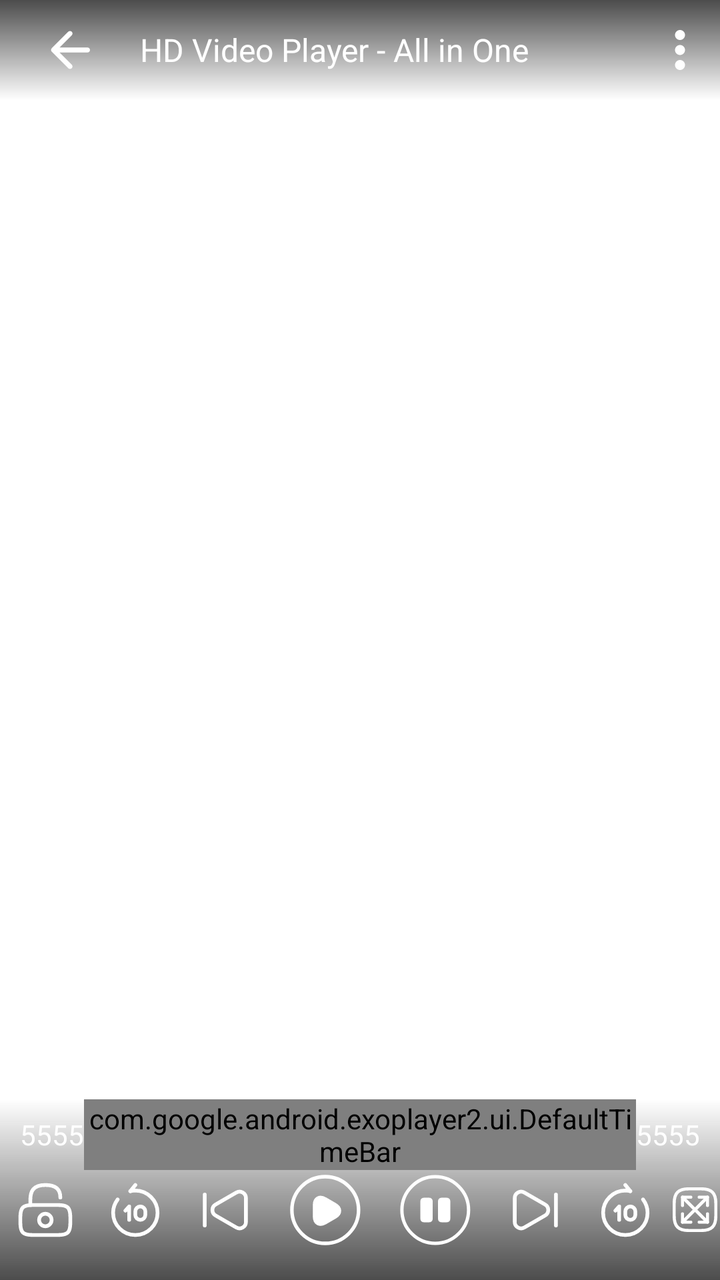
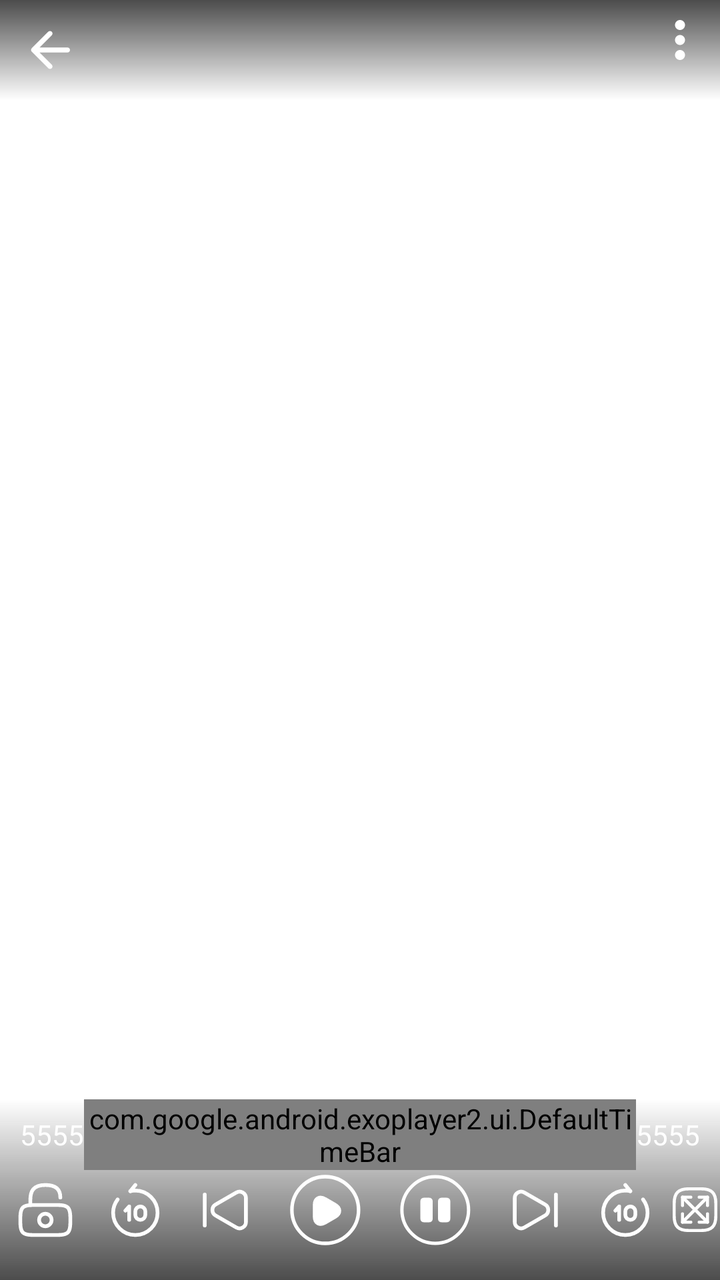

Two renders of the same Android screen: before a commit and after it. Below are the layout's source before the change and the commit's diff.
<!-- AndroidManifest.xml: application theme AppTheme -->
<!-- res/layout/costom_playback_view_1.xml -->
<?xml version="1.0" encoding="utf-8"?>
<RelativeLayout xmlns:android="http://schemas.android.com/apk/res/android"
    xmlns:aapt="http://schemas.android.com/aapt"
    xmlns:app="http://schemas.android.com/apk/res-auto"
    android:layout_width="match_parent"
    android:layout_height="match_parent"
    android:orientation="vertical">

    <RelativeLayout
        android:id="@+id/exo_root_layout"
        android:layout_width="match_parent"
        android:layout_height="match_parent">

        <LinearLayout
            android:id="@+id/toolbar"
            android:layout_width="match_parent"
            android:layout_height="50dp"
            android:background="@drawable/playback_icons_bg_alt"
            android:gravity="center_vertical"
            android:orientation="horizontal"
            android:visibility="visible">

            <ImageView
                android:id="@+id/video_back"
                android:layout_width="50dp"
                android:layout_height="50dp"
                android:layout_marginLeft="10dp"
                android:padding="10dp"
                android:src="@drawable/ic_arrow_back" />

            <TextView
                android:id="@+id/videotitle"
                android:layout_width="wrap_content"
                android:layout_height="wrap_content"
                android:layout_weight="1"
                android:maxLines="2"
                android:paddingLeft="10dp"
                android:text="@string/app_name"
                android:textColor="@color/white"
                android:textSize="16sp" />

            <ImageView
                android:id="@+id/video_more"
                android:layout_width="40dp"
                android:layout_height="40dp"
                android:layout_gravity="center_vertical"
                android:padding="5sp"
                android:src="@drawable/ic_white_more" />
        </LinearLayout>

        <androidx.recyclerview.widget.RecyclerView
            android:id="@+id/recycler_icon"
            android:layout_width="wrap_content"
            android:layout_height="wrap_content"
            android:layout_below="@+id/toolbar"
            android:layout_alignParentStart="true"
            android:layout_alignParentLeft="true" />

        <include layout="@layout/swipe_zoom_design_1" />

        <LinearLayout
            android:layout_width="match_parent"
            android:layout_height="wrap_content"
            android:layout_alignParentBottom="true"
            android:background="@drawable/playback_icons_bg"
            android:orientation="vertical"
            android:paddingBottom="10dp">

            <RelativeLayout
                android:id="@+id/progress"
                android:layout_width="match_parent"
                android:layout_height="wrap_content"
                android:layout_above="@+id/bottom_icons">

                <TextView
                    android:id="@+id/exo_position"
                    android:layout_width="wrap_content"
                    android:layout_height="wrap_content"
                    android:layout_alignParentLeft="true"
                    android:layout_centerVertical="true"
                    android:layout_marginLeft="10sp"
                    android:text="5555"
                    android:textColor="@color/white" />

                <TextView
                    android:id="@+id/exo_duration"
                    android:layout_width="wrap_content"
                    android:layout_height="wrap_content"
                    android:layout_alignParentRight="true"
                    android:layout_centerVertical="true"
                    android:layout_marginRight="10sp"
                    android:text="5555"
                    android:textColor="@color/white" />

                <com.google.android.exoplayer2.ui.DefaultTimeBar
                    android:id="@+id/exo_progress"
                    android:layout_width="match_parent"
                    android:layout_height="wrap_content"
                    android:layout_centerVertical="true"
                    android:layout_toStartOf="@+id/exo_duration"
                    android:layout_toEndOf="@+id/exo_position"
                    app:played_color="#752EA0"
                    app:scrubber_drawable="@drawable/ic_cursor_icon" />
            </RelativeLayout>

            <LinearLayout
                android:id="@+id/bottom_icons"
                android:layout_width="match_parent"
                android:layout_height="wrap_content"
                android:layout_alignParentBottom="true"
                android:layout_marginBottom="5dp"
                android:gravity="center_vertical"
                android:orientation="horizontal"
                android:weightSum="7">

                <ImageView
                    android:id="@+id/exo_unlock"
                    android:layout_width="30dp"
                    android:layout_height="30dp"
                    android:layout_weight="1"
                    android:src="@drawable/ic_round_lock_open_24" />

                <ImageView
                    android:id="@+id/exo_rewind"
                    android:layout_width="30dp"
                    android:layout_height="30dp"
                    android:layout_weight="1"
                    android:src="@drawable/ic_baseline_replay_10_24" />

                <ImageView
                    android:id="@+id/exo_prev"
                    android:layout_width="30dp"
                    android:layout_height="30dp"
                    android:layout_weight="1"
                    android:src="@drawable/ic_baseline_skip_previous_24" />

                <ImageView
                    android:id="@+id/exo_play"
                    android:layout_width="40dp"
                    android:layout_height="40dp"
                    android:layout_weight="1"
                    android:src="@drawable/ic_baseline_play_arrow_24" />

                <ImageView
                    android:id="@+id/exo_pause"
                    android:layout_width="40dp"
                    android:layout_height="40dp"
                    android:layout_weight="1"
                    android:src="@drawable/ic_baseline_pause_24" />

                <ImageView
                    android:id="@+id/exo_next"
                    android:layout_width="30dp"
                    android:layout_height="30dp"
                    android:layout_weight="1"
                    android:src="@drawable/ic_round_skip_next_24" />

                <ImageView
                    android:id="@+id/exo_forword"
                    android:layout_width="30dp"
                    android:layout_height="30dp"
                    android:layout_weight="1"
                    android:src="@drawable/ic_baseline_forward_10_24" />

                <ImageView
                    android:id="@+id/exo_scalling"
                    android:layout_width="25dp"
                    android:layout_height="25dp"
                    android:layout_weight="1"
                    android:src="@drawable/fit" />
            </LinearLayout>
        </LinearLayout>
    </RelativeLayout>

    <ImageView
        android:id="@+id/exo_lock"
        android:layout_width="50sp"
        android:layout_height="50sp"
        android:layout_alignParentEnd="true"
        android:layout_centerVertical="true"
        android:layout_marginEnd="10sp"
        android:background="@drawable/ripple_circle"
        android:padding="10dp"
        android:scaleType="centerInside"
        android:src="@drawable/ic_lock"
        android:visibility="gone" />
</RelativeLayout>
<!-- res/layout/swipe_zoom_design_1.xml (included above) -->
<?xml version="1.0" encoding="utf-8"?>
<RelativeLayout xmlns:android="http://schemas.android.com/apk/res/android"
    xmlns:aapt="http://schemas.android.com/aapt"
    xmlns:app="http://schemas.android.com/apk/res-auto"
    android:layout_width="match_parent"
    android:layout_height="match_parent">

    <LinearLayout
        android:id="@+id/vol_progress_container"
        android:layout_width="wrap_content"
        android:layout_height="wrap_content"
        android:layout_centerVertical="true"
        android:layout_marginStart="10dp"
        android:background="@drawable/progress_bar_bg"
        android:orientation="vertical"
        android:padding="10sp"
        android:visibility="gone">

        <ProgressBar
            android:id="@+id/vol_progress"
            style="?android:attr/progressBarStyleHorizontal"
            android:layout_width="5sp"
            android:layout_height="111sp"
            android:layout_gravity="center_horizontal"
            android:layout_marginBottom="5sp"
            android:max="100"
            android:progress="50"
            android:progressDrawable="@drawable/vertical_progress_bar" />

        <ImageView
            android:id="@+id/vol_icon"
            android:layout_width="wrap_content"
            android:layout_height="wrap_content"
            android:src="@drawable/ic_volume_up" />
    </LinearLayout>

    <LinearLayout
        android:id="@+id/vol_text_container"
        android:layout_width="wrap_content"
        android:layout_height="wrap_content"
        android:layout_centerInParent="true"
        android:background="@drawable/progress_bar_bg"
        android:gravity="center_horizontal"
        android:orientation="horizontal"
        android:padding="10sp"
        android:visibility="gone">

        <TextView
            android:layout_width="wrap_content"
            android:layout_height="wrap_content"
            android:text="Volume: "
            android:textColor="@android:color/white"
            android:textSize="16sp" />

        <TextView
            android:id="@+id/vol_text"
            android:layout_width="wrap_content"
            android:layout_height="wrap_content"
            android:text="14"
            android:textColor="@android:color/white"
            android:textSize="16sp" />
    </LinearLayout>

    <LinearLayout
        android:id="@+id/brt_progress_container"
        android:layout_width="wrap_content"
        android:layout_height="wrap_content"
        android:layout_alignParentEnd="true"
        android:layout_centerVertical="true"
        android:layout_marginEnd="10dp"
        android:background="@drawable/progress_bar_bg"
        android:orientation="vertical"
        android:padding="10sp"
        android:visibility="gone">

        <ProgressBar
            android:id="@+id/brt_progress"
            style="?android:attr/progressBarStyleHorizontal"
            android:layout_width="5sp"
            android:layout_height="111sp"
            android:layout_gravity="center_horizontal"
            android:layout_marginBottom="5sp"
            android:max="100"
            android:progress="50"
            android:progressDrawable="@drawable/vertical_progress_bar" />

        <ImageView
            android:id="@+id/brt_icon"
            android:layout_width="wrap_content"
            android:layout_height="wrap_content"
            android:src="@drawable/ic_brightness" />
    </LinearLayout>

    <LinearLayout
        android:id="@+id/brt_text_container"
        android:layout_width="wrap_content"
        android:layout_height="wrap_content"
        android:layout_centerInParent="true"
        android:background="@drawable/progress_bar_bg"
        android:gravity="center_horizontal"
        android:orientation="horizontal"
        android:padding="10sp"
        android:visibility="gone">

        <TextView
            android:layout_width="wrap_content"
            android:layout_height="wrap_content"
            android:text="Brightness: "
            android:textColor="@android:color/white"
            android:textSize="16sp" />

        <TextView
            android:id="@+id/brt_text"
            android:layout_width="wrap_content"
            android:layout_height="wrap_content"
            android:text="14"
            android:textColor="@android:color/white"
            android:textSize="16sp" />
    </LinearLayout>

    <RelativeLayout
        android:id="@+id/zoom_container"
        android:layout_width="wrap_content"
        android:layout_height="wrap_content"
        android:layout_centerInParent="true"
        android:layout_marginTop="10sp"
        android:background="@drawable/progress_bar_bg"
        android:gravity="bottom"
        android:visibility="gone">

        <TextView
            android:id="@+id/zoom_percentage"
            android:layout_width="wrap_content"
            android:layout_height="wrap_content"
            android:layout_centerHorizontal="true"
            android:text="50%"
            android:textColor="@android:color/white"
            android:textSize="50sp" />
    </RelativeLayout>

    <RelativeLayout
        android:id="@+id/double_tap_play_pause"
        android:layout_width="wrap_content"
        android:layout_height="wrap_content"
        android:layout_centerInParent="true"
        android:background="@drawable/progress_bar_bg"
        android:visibility="gone">

        <LinearLayout
            android:layout_width="wrap_content"
            android:layout_height="wrap_content"
            android:gravity="center_vertical"
            android:orientation="horizontal"
            android:padding="5dp">

            <ImageView
                android:layout_width="wrap_content"
                android:layout_height="wrap_content"
                android:src="@drawable/ic_baseline_play_arrow_24" />

            <TextView
                android:layout_width="wrap_content"
                android:layout_height="wrap_content"
                android:text="Paused"
                android:textColor="@color/white" />
        </LinearLayout>
    </RelativeLayout>
</RelativeLayout>
<!-- resources referenced by this layout -->
<resources>
  <color name="white">#FFFFFFFF</color>
  <!-- drawable ic_cursor_icon (drawable) -->
  <?xml version="1.0" encoding="utf-8"?>
  <vector xmlns:android="http://schemas.android.com/apk/res/android" xmlns:app="http://schemas.android.com/apk/res-auto" xmlns:aapt="http://schemas.android.com/aapt" android:tint="@color/dark_purple" android:height="15dp" android:width="15dp" android:viewportWidth="24" android:viewportHeight="24">
      <path android:fillColor="@android:color/white" android:pathData="M12,2C6.47,2 2,6.47 2,12s4.47,10 10,10 10,-4.47 10,-10S17.53,2 12,2z"/>
  </vector>
  <!-- drawable playback_icons_bg (drawable) -->
  <?xml version="1.0" encoding="utf-8"?>
  <shape xmlns:android="http://schemas.android.com/apk/res/android" xmlns:app="http://schemas.android.com/apk/res-auto" xmlns:aapt="http://schemas.android.com/aapt">
      <gradient android:startColor="#bf101010" android:endColor="#00000000" android:angle="90" android:type="linear" android:centerX="0.9" android:centerY="1" android:gradientRadius="40%"/>
  </shape>
  <!-- drawable playback_icons_bg_alt (drawable) -->
  <?xml version="1.0" encoding="utf-8"?>
  <shape xmlns:android="http://schemas.android.com/apk/res/android" xmlns:app="http://schemas.android.com/apk/res-auto" xmlns:aapt="http://schemas.android.com/aapt">
      <gradient android:startColor="#00000000" android:endColor="#bf101010" android:angle="90" android:type="linear" android:centerX="0.9" android:centerY="1" android:gradientRadius="40%"/>
  </shape>
  <!-- drawable progress_bar_bg (drawable) -->
  <?xml version="1.0" encoding="utf-8"?>
  <shape xmlns:android="http://schemas.android.com/apk/res/android" xmlns:app="http://schemas.android.com/apk/res-auto" xmlns:aapt="http://schemas.android.com/aapt">
      <corners android:radius="4sp"/>
      <solid android:color="@color/light_Dark"/>
  </shape>
  <!-- drawable ripple_circle (drawable) -->
  <?xml version="1.0" encoding="utf-8"?>
  <ripple xmlns:android="http://schemas.android.com/apk/res/android" xmlns:app="http://schemas.android.com/apk/res-auto" xmlns:aapt="http://schemas.android.com/aapt" android:color="@color/purple_200">
      <item android:drawable="@drawable/circle_lock"/>
  </ripple>
  <string name="app_name">HD Video Player - All in One</string>
  <style name="AppTheme" parent="Theme.Material3.DayNight.NoActionBar">
          <item name="android:windowBackground">@null</item>
          <item name="android:windowDisablePreview">true</item>
          <item name="android:statusBarColor">@color/black</item>
  
          <item name="colorPrimary">@color/dark_purple</item>
          <item name="colorAccent">@color/colorAccent</item>
  
  
          <item name="windowActionBar">false</item>
          <item name="windowNoTitle">true</item>
          <item name="colorControlNormal">@color/black</item>
          <item name="colorControlActivated">@color/rating</item>
      </style>
  <color name="dark_purple">#6A1B9A</color>
  <color name="light_Dark">#8f070000</color>
  <color name="purple_200">#fb6c45</color>
  <!-- drawable circle_lock (drawable) -->
  <?xml version="1.0" encoding="utf-8"?>
  <shape xmlns:android="http://schemas.android.com/apk/res/android" xmlns:app="http://schemas.android.com/apk/res-auto" xmlns:aapt="http://schemas.android.com/aapt" android:shape="ring" android:thicknessRatio="2" android:useLevel="false" android:innerRadius="0dp">
      <solid android:color="@color/light_Dark"/>
  </shape>
  <!-- drawable vol_progress_shape (drawable) -->
  <?xml version="1.0" encoding="utf-8"?>
  <shape xmlns:android="http://schemas.android.com/apk/res/android" xmlns:app="http://schemas.android.com/apk/res-auto" xmlns:aapt="http://schemas.android.com/aapt">
      <corners android:radius="20sp"/>
      <solid android:color="@color/purple_200"/>
  </shape>
  <color name="black">#FF000000</color>
  <color name="colorAccent">#212121</color>
  <color name="rating">#FFC70A</color>
  <!-- unchanged entries left out for length: 14 -->
</resources>

<!-- the commit's change to res/layout/costom_playback_view_1.xml (unified diff, before → after) -->
@@ -9,7 +9,7 @@
     <RelativeLayout
         android:id="@+id/exo_root_layout"
         android:layout_width="match_parent"
-        android:layout_height="match_parent">
+        android:layout_height="wrap_content">
 
         <LinearLayout
             android:id="@+id/toolbar"
@@ -21,21 +21,18 @@
             android:visibility="visible">
 
             <ImageView
-                android:id="@+id/video_back"
+                android:id="@+id/ivBack"
                 android:layout_width="50dp"
                 android:layout_height="50dp"
-                android:layout_marginLeft="10dp"
                 android:padding="10dp"
                 android:src="@drawable/ic_arrow_back" />
 
             <TextView
-                android:id="@+id/videotitle"
                 android:layout_width="wrap_content"
                 android:layout_height="wrap_content"
                 android:layout_weight="1"
                 android:maxLines="2"
                 android:paddingLeft="10dp"
-                android:text="@string/app_name"
                 android:textColor="@color/white"
                 android:textSize="16sp" />
 
@@ -43,7 +40,7 @@
                 android:id="@+id/video_more"
                 android:layout_width="40dp"
                 android:layout_height="40dp"
-                android:layout_gravity="center_vertical"
+                android:layout_gravity="end"
                 android:padding="5sp"
                 android:src="@drawable/ic_white_more" />
         </LinearLayout>
@@ -169,8 +166,56 @@
                     android:layout_weight="1"
                     android:src="@drawable/fit" />
             </LinearLayout>
+
+
+
+
+
+
+
+
+
+
+
+
+
+
+
+
+
+
+
+
+
+
+
+
+
+
+
+
+
+
+
+
+
+
+
+
+
+
+
+
+
+
+
+
         </LinearLayout>
+
+
+
     </RelativeLayout>
+
 
     <ImageView
         android:id="@+id/exo_lock"
<!-- resource entries referenced after the edit -->
@@ -27,20 +27,22 @@
   <ripple xmlns:android="http://schemas.android.com/apk/res/android" xmlns:app="http://schemas.android.com/apk/res-auto" xmlns:aapt="http://schemas.android.com/aapt" android:color="@color/purple_200">
       <item android:drawable="@drawable/circle_lock"/>
   </ripple>
-  <string name="app_name">HD Video Player - All in One</string>
   <style name="AppTheme" parent="Theme.Material3.DayNight.NoActionBar">
           <item name="android:windowBackground">@null</item>
           <item name="android:windowDisablePreview">true</item>
-          <item name="android:statusBarColor">@color/black</item>
+  
   
           <item name="colorPrimary">@color/dark_purple</item>
           <item name="colorAccent">@color/colorAccent</item>
-  
-  
           <item name="windowActionBar">false</item>
           <item name="windowNoTitle">true</item>
           <item name="colorControlNormal">@color/black</item>
           <item name="colorControlActivated">@color/rating</item>
+  
+          <item name="android:statusBarColor" tools:targetApi="l">@color/white</item>
+          <item name="android:windowLightStatusBar">true</item>
+          <item name="android:windowDrawsSystemBarBackgrounds">true</item>
+  
       </style>
   <color name="dark_purple">#6A1B9A</color>
   <color name="light_Dark">#8f070000</color>
